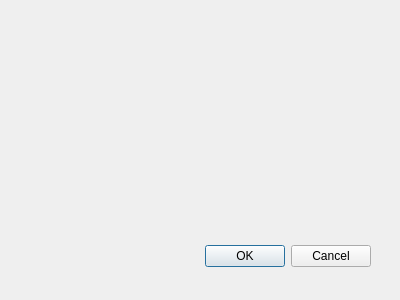
Old version of the form mon_extension_dialog_base.ui in the repository diegoposba/mon_extension.
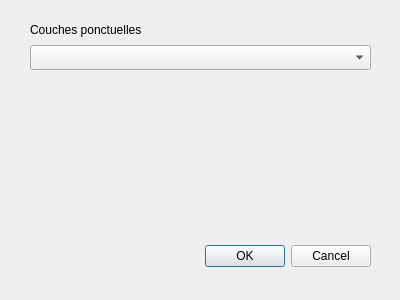
New version of the form.

Commit message: fix : Issue n°1

Diff of the .ui file:
```diff
--- a/mon_extension_dialog_base.ui
+++ b/mon_extension_dialog_base.ui
@@ -12,6 +12,29 @@
   <property name="windowTitle" >
    <string>TSIPyQGIS</string>
   </property>
+  <widget class="QLabel" name="label_couches" >
+   <property name="geometry" >
+    <rect>
+     <x>30</x>
+     <y>20</y>
+     <width>341</width>
+     <height>20</height>
+    </rect>
+   </property>
+   <property name="text" >
+    <string>Couches ponctuelles</string>
+   </property>
+  </widget>
+  <widget class="QComboBox" name="cb_couches" >
+   <property name="geometry" >
+    <rect>
+     <x>30</x>
+     <y>45</y>
+     <width>341</width>
+     <height>25</height>
+    </rect>
+   </property>
+  </widget>
   <widget class="QDialogButtonBox" name="button_box" >
    <property name="geometry" >
     <rect>
```
The commit also changes 2 other files.
